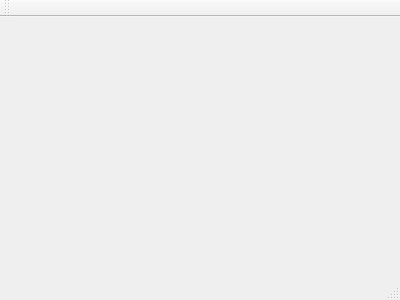
Qt form tItemEditer/MainWindow.ui (xcbaoca/tItemEditer) before a commit.
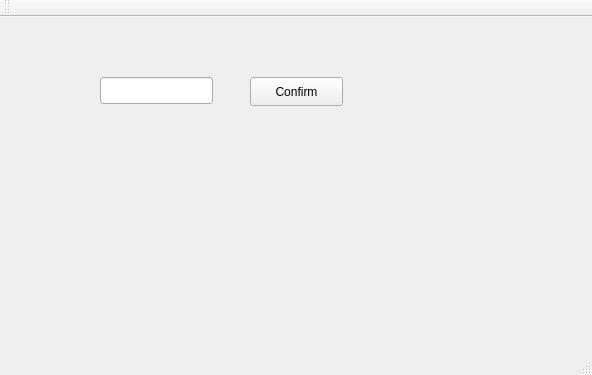
The same form after that commit.

Commit message: 🏷️ 完成对进程类的编写和测试（Finish writing and testing the process class）

```diff
--- a/tItemEditer/MainWindow.ui
+++ b/tItemEditer/MainWindow.ui
@@ -1,24 +1,63 @@
 <ui version="4.0">
  <class>MainWindow</class>
- <widget class="QMainWindow" name="MainWindow" >
-  <property name="geometry" >
+ <widget class="QMainWindow" name="MainWindow">
+  <property name="geometry">
    <rect>
     <x>0</x>
     <y>0</y>
-    <width>400</width>
-    <height>300</height>
+    <width>592</width>
+    <height>375</height>
    </rect>
   </property>
   <property name="windowTitle" >
    <string>MainWindow</string>
   </property>
-  <widget class="QMenuBar" name="menuBar" />
-  <widget class="QToolBar" name="mainToolBar" />
-  <widget class="QWidget" name="centralWidget" />
-  <widget class="QStatusBar" name="statusBar" />
+  <widget class="QWidget" name="centralWidget">
+   <widget class="QLineEdit" name="ledPid">
+    <property name="geometry">
+     <rect>
+      <x>100</x>
+      <y>60</y>
+      <width>113</width>
+      <height>27</height>
+     </rect>
+    </property>
+   </widget>
+   <widget class="QPushButton" name="pbtnConfirm">
+    <property name="geometry">
+     <rect>
+      <x>250</x>
+      <y>60</y>
+      <width>93</width>
+      <height>29</height>
+     </rect>
+    </property>
+    <property name="text">
+     <string>Confirm</string>
+    </property>
+   </widget>
+  </widget>
+  <widget class="QMenuBar" name="menuBar">
+   <property name="geometry">
+    <rect>
+     <x>0</x>
+     <y>0</y>
+     <width>592</width>
+     <height>21</height>
+    </rect>
+   </property>
+  </widget>
+  <widget class="QToolBar" name="mainToolBar">
+   <attribute name="toolBarArea">
+    <enum>TopToolBarArea</enum>
+   </attribute>
+   <attribute name="toolBarBreak">
+    <bool>false</bool>
+   </attribute>
+  </widget>
+  <widget class="QStatusBar" name="statusBar"/>
  </widget>
- <layoutDefault spacing="6" margin="11" />
- <pixmapfunction></pixmapfunction>
+ <layoutdefault spacing="6" margin="11"/>
  <resources/>
  <connections/>
 </ui>
```
Left out of the diff: 3 changed lines with no effect on the pictures. The commit also changes 5 other files.
